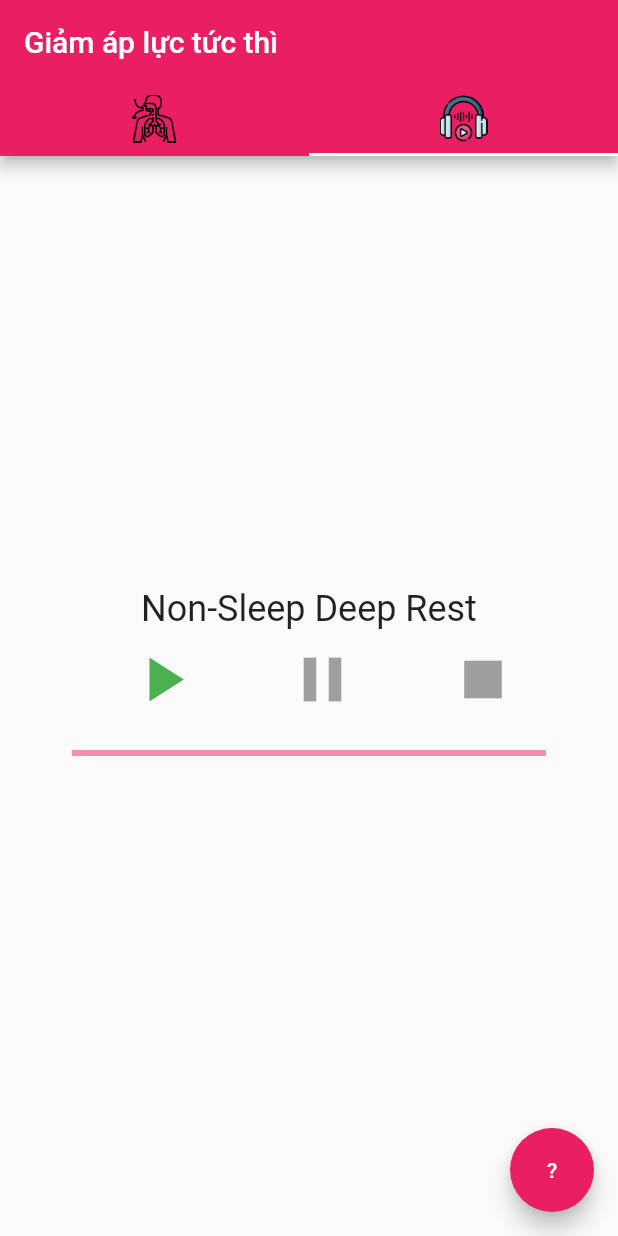
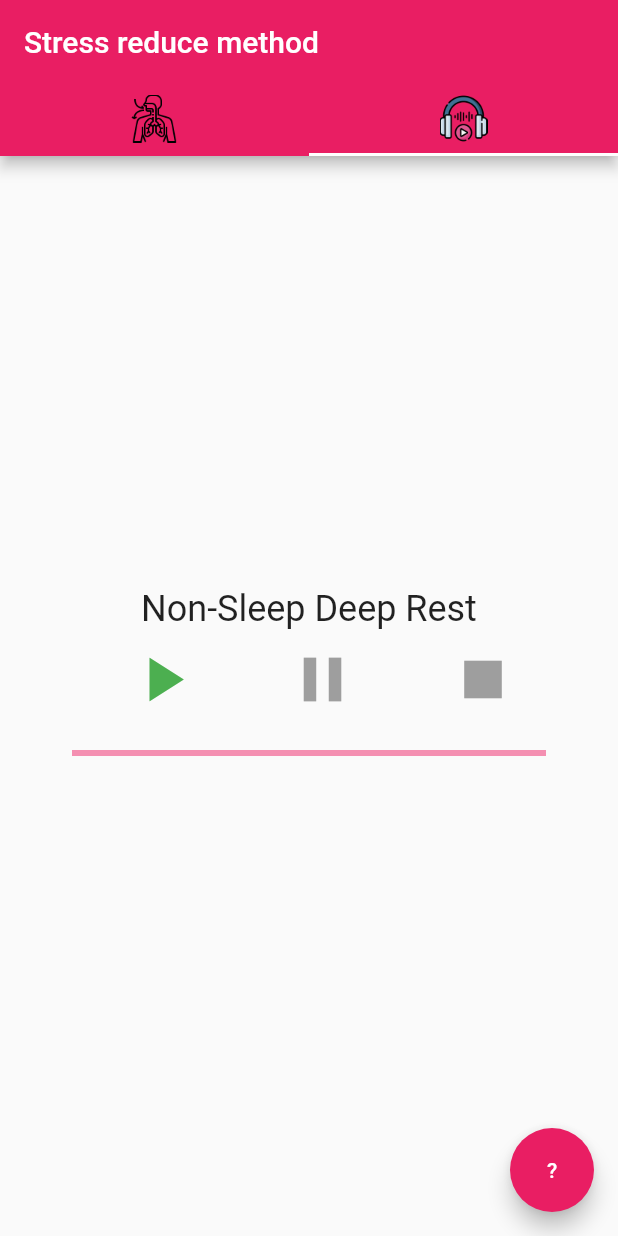
Before and after one commit to thivux/cp22_stress, a Flutter app: the screen it shows after launch, tab 2 chosen, on a phone screen of 412 x 824 dp. Run offline on Flutter 3.47's test engine with Material 2 defaults, Android fonts, the phone set to English and light mode, and no system bars; our stand-ins replace audioplayers.

```diff
--- a/lib/main.dart
+++ b/lib/main.dart
@@ -1,7 +1,6 @@
 import 'package:flutter/material.dart';
 import 'nsdr.dart';
-import 'bubble.dart';
-
+import 'py_sigh.dart';
 void main() => runApp(const FirstPageApp());
 
 class FirstPageApp extends StatelessWidget {
@@ -19,9 +18,7 @@ class FirstPageApp extends StatelessWidget {
           height: 32,
           width: 32,
         )),
-    // Tab(icon: Image.asset('assets/Numbers_4_icon.png')),
   ];
-
   @override
   Widget build(BuildContext context) {
     return MaterialApp(
@@ -32,7 +29,7 @@ class FirstPageApp extends StatelessWidget {
         length: myTabs.length,
         child: Scaffold(
           appBar: AppBar(
-            title: const Text('Giảm áp lực tức thì'),
+            title: const Text('Stress reduce method'),
             bottom: TabBar(
               tabs: myTabs,
             ),
@@ -41,7 +38,6 @@ class FirstPageApp extends StatelessWidget {
             children: [
               Bubble(),
               NSDR(),
-              // Text('Tab three'),
             ],
           ),
         ),
```
